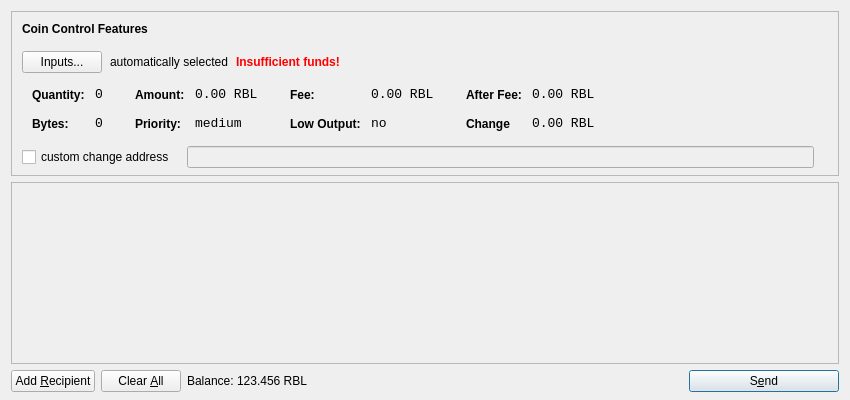
The window that src/qt/forms/sendcoinsdialog.ui (wayawolf/WayaWolfCoin) describes before a commit, drawn with Qt 5.
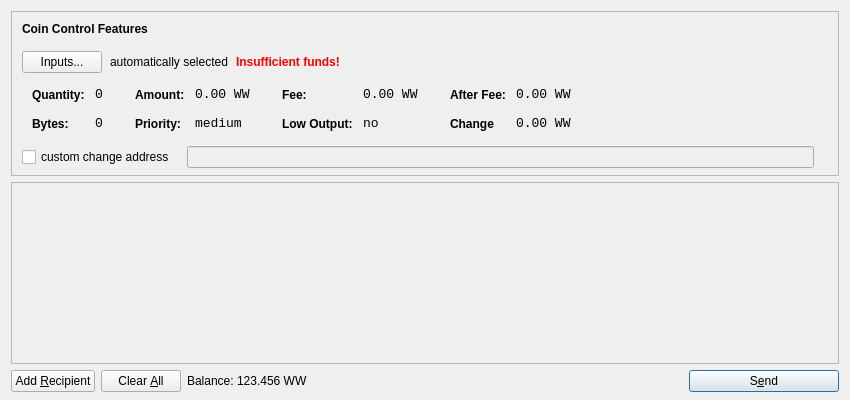
The same window after the commit. Icons and pictures are not drawn.

```diff
--- a/src/qt/forms/sendcoinsdialog.ui
+++ b/src/qt/forms/sendcoinsdialog.ui
@@ -321,7 +321,7 @@
                   <enum>Qt::ActionsContextMenu</enum>
                  </property>
                  <property name="text">
-                  <string>0.00 RBL</string>
+                  <string>0.00 WW</string>
                  </property>
                  <property name="textInteractionFlags">
                   <set>Qt::LinksAccessibleByMouse|Qt::TextSelectableByKeyboard|Qt::TextSelectableByMouse</set>
@@ -407,7 +407,7 @@
                   <enum>Qt::ActionsContextMenu</enum>
                  </property>
                  <property name="text">
-                  <string>0.00 RBL</string>
+                  <string>0.00 WW</string>
                  </property>
                  <property name="textInteractionFlags">
                   <set>Qt::LinksAccessibleByMouse|Qt::TextSelectableByKeyboard|Qt::TextSelectableByMouse</set>
@@ -493,7 +493,7 @@
                   <enum>Qt::ActionsContextMenu</enum>
                  </property>
                  <property name="text">
-                  <string>0.00 RBL</string>
+                  <string>0.00 WW</string>
                  </property>
                  <property name="textInteractionFlags">
                   <set>Qt::LinksAccessibleByMouse|Qt::TextSelectableByKeyboard|Qt::TextSelectableByMouse</set>
@@ -525,7 +525,7 @@
                   <enum>Qt::ActionsContextMenu</enum>
                  </property>
                  <property name="text">
-                  <string>0.00 RBL</string>
+                  <string>0.00 WW</string>
                  </property>
                  <property name="textInteractionFlags">
                   <set>Qt::LinksAccessibleByMouse|Qt::TextSelectableByKeyboard|Qt::TextSelectableByMouse</set>
@@ -732,7 +732,7 @@
           <cursorShape>IBeamCursor</cursorShape>
          </property>
          <property name="text">
-          <string>123.456 RBL</string>
+          <string>123.456 WW</string>
          </property>
          <property name="textInteractionFlags">
           <set>Qt::LinksAccessibleByMouse|Qt::TextSelectableByKeyboard|Qt::TextSelectableByMouse</set>
```
